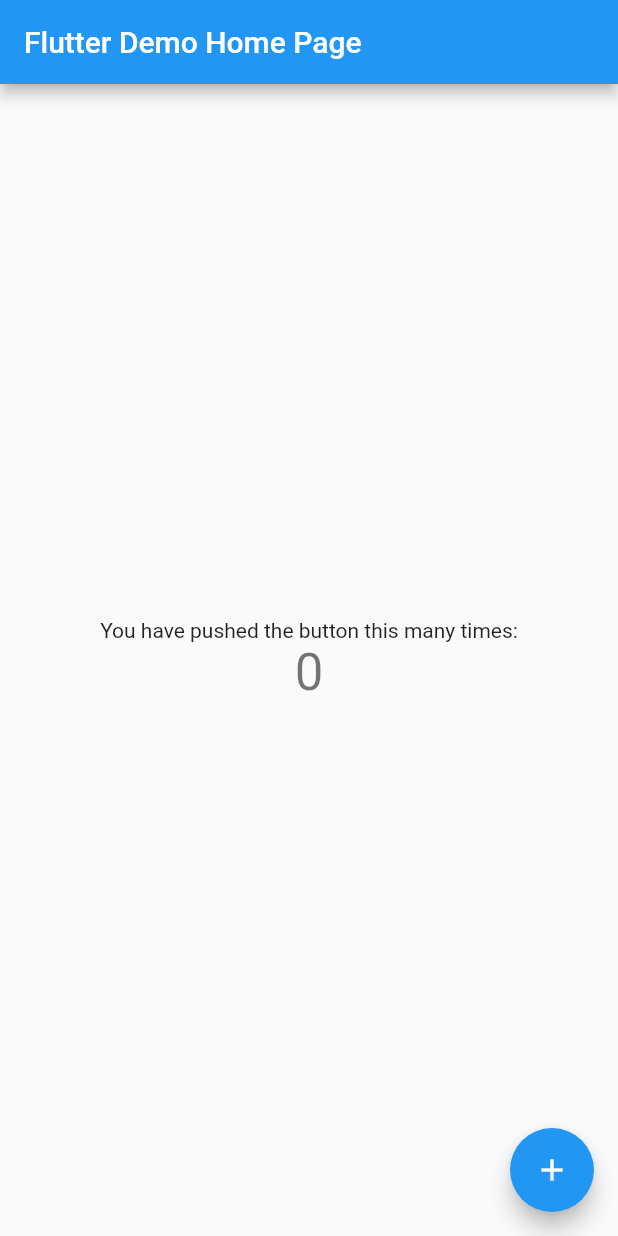
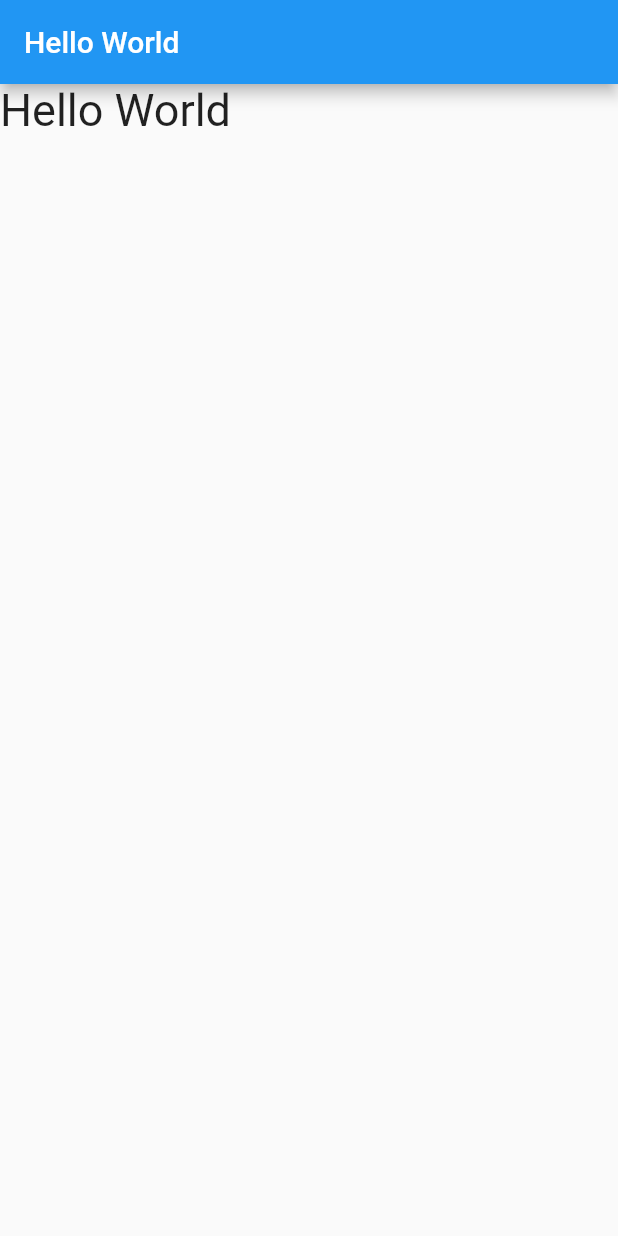
Before and after one commit to geonwoo-jeong/flutter-basic, a Flutter app: the screen it shows after launch, on a phone screen of 412 x 824 dp. Run offline on Flutter 3.47's test engine with Material 2 defaults, Android fonts, the phone set to English and light mode, and no system bars.

Commit message:
Stateful Widget

```diff
--- a/lib/main.dart
+++ b/lib/main.dart
@@ -20,92 +20,33 @@ class MyApp extends StatelessWidget {
         // is not restarted.
         primarySwatch: Colors.blue,
       ),
-      home: MyHomePage(title: 'Flutter Demo Home Page'),
+      home: HelloPage('Hello World')
     );
   }
 }
 
-class MyHomePage extends StatefulWidget {
-  MyHomePage({Key key, this.title}) : super(key: key);
-
-  // This widget is the home page of your application. It is stateful, meaning
-  // that it has a State object (defined below) that contains fields that affect
-  // how it looks.
-
-  // This class is the configuration for the state. It holds the values (in this
-  // case the title) provided by the parent (in this case the App widget) and
-  // used by the build method of the State. Fields in a Widget subclass are
-  // always marked "final".
-
+class HelloPage extends StatefulWidget {
   final String title;
 
+  HelloPage(this.title);
+
   @override
-  _MyHomePageState createState() => _MyHomePageState();
+  _HelloPageState createState() => _HelloPageState();
 }
 
-class _MyHomePageState extends State<MyHomePage> {
-  int _counter = 0;
-
-  void _incrementCounter() {
-    setState(() {
-      // This call to setState tells the Flutter framework that something has
-      // changed in this State, which causes it to rerun the build method below
-      // so that the display can reflect the updated values. If we changed
-      // _counter without calling setState(), then the build method would not be
-      // called again, and so nothing would appear to happen.
-      _counter++;
-    });
-  }
-
+class _HelloPageState extends State<HelloPage> {
   @override
   Widget build(BuildContext context) {
-    // This method is rerun every time setState is called, for instance as done
-    // by the _incrementCounter method above.
-    //
-    // The Flutter framework has been optimized to make rerunning build methods
-    // fast, so that you can just rebuild anything that needs updating rather
-    // than having to individually change instances of widgets.
     return Scaffold(
-      appBar: AppBar(
-        // Here we take the value from the MyHomePage object that was created by
-        // the App.build method, and use it to set our appbar title.
-        title: Text(widget.title),
-      ),
-      body: Center(
-        // Center is a layout widget. It takes a single child and positions it
-        // in the middle of the parent.
-        child: Column(
-          // Column is also a layout widget. It takes a list of children and
-          // arranges them vertically. By default, it sizes itself to fit its
-          // children horizontally, and tries to be as tall as its parent.
-          //
-          // Invoke "debug painting" (press "p" in the console, choose the
-          // "Toggle Debug Paint" action from the Flutter Inspector in Android
-          // Studio, or the "Toggle Debug Paint" command in Visual Studio Code)
-          // to see the wireframe for each widget.
-          //
-          // Column has various properties to control how it sizes itself and
-          // how it positions its children. Here we use mainAxisAlignment to
-          // center the children vertically; the main axis here is the vertical
-          // axis because Columns are vertical (the cross axis would be
-          // horizontal).
-          mainAxisAlignment: MainAxisAlignment.center,
-          children: <Widget>[
-            Text(
-              'You have pushed the button this many times:',
-            ),
-            Text(
-              '$_counter',
-              style: Theme.of(context).textTheme.display1,
-            ),
-          ],
+        appBar: AppBar(
+          title: Text(widget.title)
         ),
-      ),
-      floatingActionButton: FloatingActionButton(
-        onPressed: _incrementCounter,
-        tooltip: 'Increment',
-        child: Icon(Icons.add),
-      ), // This trailing comma makes auto-formatting nicer for build methods.
+        body: Text(
+            widget.title,
+            style: TextStyle(
+                fontSize: 30
+            )
+        )
     );
   }
 }
```
